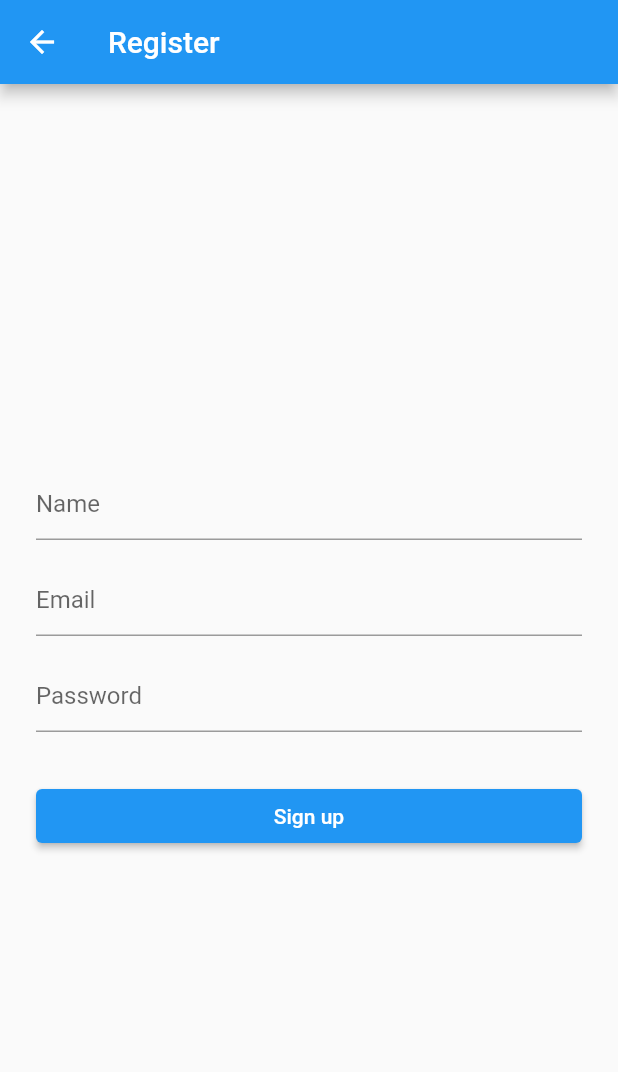
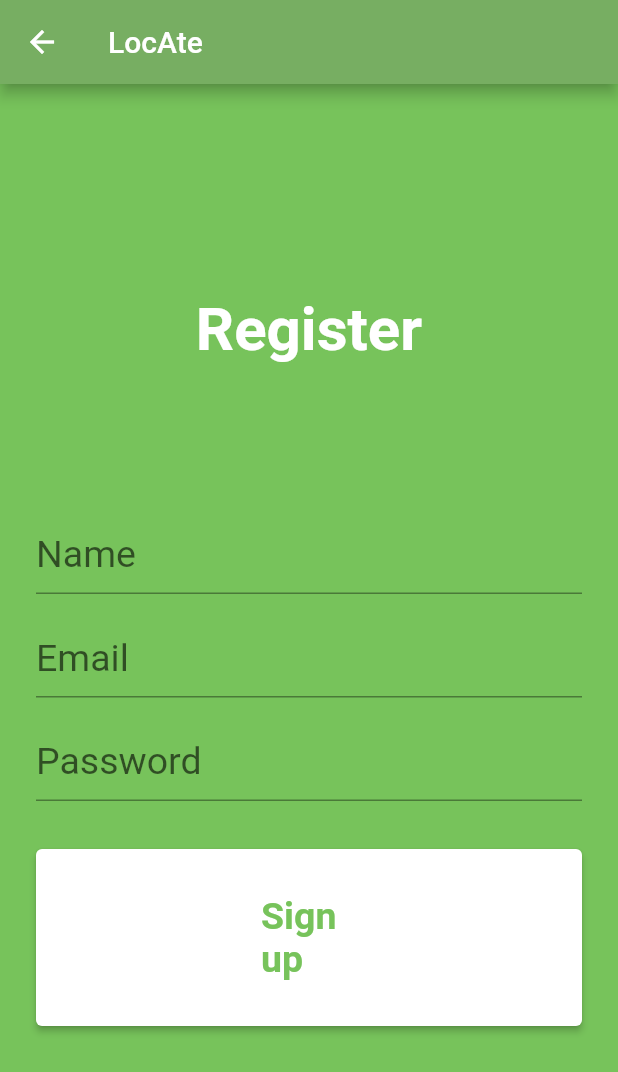
Before and after one commit to jeepy33/CS1530-2022Fall, a Flutter app: the SignUpPage screen opened by its route, on a phone screen of 412 x 824 dp. Shown: the top 1072 px of the screen. Run offline on Flutter 3.47's test engine with Material 2 defaults, Android fonts, the phone set to English and light mode, and no system bars; our stand-ins replace carousel_slider, firebase_auth, firebase_core, iconly; missing offline and left inert: filter_list, spritewidget; accounts and stored records are empty.

Commit message:
Styles for login and signup

```diff
--- a/lib/sign_up.dart
+++ b/lib/sign_up.dart
@@ -24,10 +24,10 @@ class _SignUpPageState extends State<SignUpPage> {
 
   bool _isProcessing = false;
 
-
   Future<FirebaseApp> _initializeFirebase() async {
     FirebaseOptions firebaseConfig = DefaultFirebaseOptions.currentPlatform;
-    FirebaseApp firebaseApp = await Firebase.initializeApp(options: firebaseConfig);
+    FirebaseApp firebaseApp =
+        await Firebase.initializeApp(options: firebaseConfig);
 
     return firebaseApp;
   }
@@ -41,23 +41,38 @@ class _SignUpPageState extends State<SignUpPage> {
         _focusPassword.unfocus();
       },
       child: Scaffold(
+        backgroundColor: Color.fromARGB(255, 119, 195, 91),
         appBar: AppBar(
-          title: Text('Register'),
-        ),
+            backgroundColor: Color.fromARGB(255, 119, 174, 98),
+            title: const Text('LocAte')),
         body: FutureBuilder(
             future: _initializeFirebase(),
             builder: (context, snapshot) {
               if (snapshot.connectionState == ConnectionState.done) {
-              return Padding(padding: const EdgeInsets.all(24.0),
+                return Padding(
+                  padding: const EdgeInsets.all(24.0),
                   child: Center(
                     child: Column(
                       mainAxisAlignment: MainAxisAlignment.center,
                       children: [
+                        Text(
+                          'Register',
+                          style: TextStyle(
+                              fontSize: 40,
+                              fontWeight: FontWeight.bold,
+                              color: Colors.white),
+                        ),
+                        const SizedBox(
+                          height: 100, // <-- SEE HERE
+                        ),
                         Form(
                           key: _registerFormKey,
                           child: Column(
                             children: <Widget>[
                               TextFormField(
+                                style: TextStyle(
+                                    color: Colors.white, fontSize: 25),
+                                cursorColor: Colors.white,
                                 controller: _nameTextController,
                                 focusNode: _focusName,
                                 validator: (value) => Validator.validateName(
@@ -65,6 +80,9 @@ class _SignUpPageState extends State<SignUpPage> {
                                 ),
                                 decoration: InputDecoration(
                                   hintText: "Name",
+                                  focusedBorder: UnderlineInputBorder(
+                                    borderSide: BorderSide(color: Colors.white),
+                                  ),
                                   errorBorder: UnderlineInputBorder(
                                     borderRadius: BorderRadius.circular(6.0),
                                     borderSide: BorderSide(
@@ -75,6 +93,9 @@ class _SignUpPageState extends State<SignUpPage> {
                               ),
                               SizedBox(height: 16.0),
                               TextFormField(
+                                style: TextStyle(
+                                    color: Colors.white, fontSize: 25),
+                                cursorColor: Colors.white,
                                 controller: _emailTextController,
                                 focusNode: _focusEmail,
                                 validator: (value) => Validator.validateEmail(
@@ -82,6 +103,9 @@ class _SignUpPageState extends State<SignUpPage> {
                                 ),
                                 decoration: InputDecoration(
                                   hintText: "Email",
+                                  focusedBorder: UnderlineInputBorder(
+                                    borderSide: BorderSide(color: Colors.white),
+                                  ),
                                   errorBorder: UnderlineInputBorder(
                                     borderRadius: BorderRadius.circular(6.0),
                                     borderSide: BorderSide(
@@ -92,14 +116,21 @@ class _SignUpPageState extends State<SignUpPage> {
                               ),
                               SizedBox(height: 16.0),
                               TextFormField(
+                                style: TextStyle(
+                                    color: Colors.white, fontSize: 25),
+                                cursorColor: Colors.white,
                                 controller: _passwordTextController,
                                 focusNode: _focusPassword,
                                 obscureText: true,
-                              validator: (value) => Validator.validatePassword(
+                                validator: (value) =>
+                                    Validator.validatePassword(
                                   password: value,
                                 ),
                                 decoration: InputDecoration(
                                   hintText: "Password",
+                                  focusedBorder: UnderlineInputBorder(
+                                    borderSide: BorderSide(color: Colors.white),
+                                  ),
                                   errorBorder: UnderlineInputBorder(
                                     borderRadius: BorderRadius.circular(6.0),
                                     borderSide: BorderSide(
@@ -110,11 +141,24 @@ class _SignUpPageState extends State<SignUpPage> {
                               ),
                               SizedBox(height: 32.0),
                               _isProcessing
-                                ? CircularProgressIndicator()
+                                  ? CircularProgressIndicator(
+                                      color: Colors.white,
+                                    )
                                   : Row(
                                       children: [
                                         Expanded(
                                           child: ElevatedButton(
+                                            style: ElevatedButton.styleFrom(
+                                                backgroundColor: Color.fromARGB(
+                                                    255, 255, 255, 255),
+                                                padding:
+                                                    const EdgeInsets.symmetric(
+                                                        horizontal: 150,
+                                                        vertical: 30),
+                                                textStyle: const TextStyle(
+                                                    fontSize: 25,
+                                                    fontWeight:
+                                                        FontWeight.bold)),
                                             onPressed: () async {
                                               setState(() {
                                                 _isProcessing = true;
@@ -124,10 +168,13 @@ class _SignUpPageState extends State<SignUpPage> {
                                                   .validate()) {
                                                 User? user = await FireAuth
                                                     .registerUsingEmailPassword(
-                                          name: _nameTextController.text,
-                                          email: _emailTextController.text,
+                                                  name:
+                                                      _nameTextController.text,
+                                                  email:
+                                                      _emailTextController.text,
                                                   password:
-                                          _passwordTextController.text,
+                                                      _passwordTextController
+                                                          .text,
                                                 );
 
                                                 setState(() {
@@ -135,14 +182,18 @@ class _SignUpPageState extends State<SignUpPage> {
                                                 });
 
                                                 if (user != null) {
-                                          Navigator.pushNamed(context, homeRoute,
-                                              arguments: 'arguments/chose Templates');
+                                                  Navigator.pushNamed(
+                                                      context, homeRoute,
+                                                      arguments:
+                                                          'arguments/chose Templates');
                                                 }
                                               }
                                             },
                                             child: Text(
                                               'Sign up',
-                                      style: TextStyle(color: Colors.white),
+                                              style: TextStyle(
+                                                  color: Color.fromARGB(
+                                                      255, 119, 195, 91)),
                                             ),
                                           ),
                                         ),
@@ -159,9 +210,7 @@ class _SignUpPageState extends State<SignUpPage> {
               return Center(
                 child: CircularProgressIndicator(),
               );
-          }
-
-        ),
+            }),
       ),
     );
   }
```
Also changed, not shown: lib/sign_in.dart (+42 -12 lines). Lines whose indentation alone changed are shown as unchanged.
